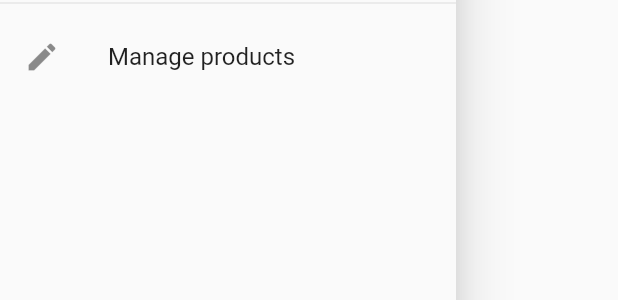
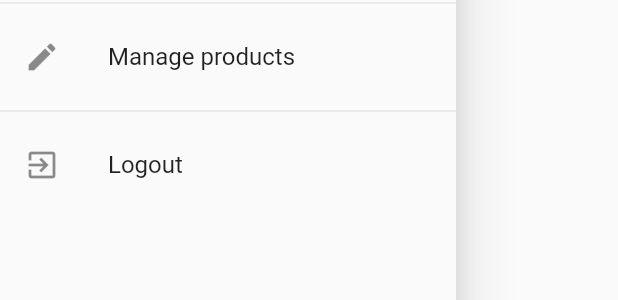
Before and after one commit to Charizard17/shopping_app_flutter, a Flutter app: the AppDrawer widget shown alone on an empty page, opened directly, on a phone screen of 412 x 824 dp. Shown: the part 309-609 px from the top of the screen. Run offline on Flutter 3.47's test engine with Material 2 defaults, Android fonts, the phone set to English and light mode, and no system bars; network calls fail.

Commit message:
logout functionality added

```diff
--- a/lib/widgets/app_drawer.dart
+++ b/lib/widgets/app_drawer.dart
@@ -1,7 +1,10 @@
 import 'package:flutter/material.dart';
+import 'package:provider/provider.dart';
+import 'package:provider/provider.dart';
 
 import '../screens/orders_screen.dart';
 import '../screens/user_products_screen.dart';
+import '../providers/auth.dart';
 
 class AppDrawer extends StatelessWidget {
   @override
@@ -39,6 +42,17 @@ class AppDrawer extends StatelessWidget {
                   .pushReplacementNamed(UserProductsScreen.routeName);
             },
           ),
+          Divider(),
+          ListTile(
+            leading: Icon(Icons.exit_to_app),
+            title: Text('Logout'),
+            onTap: () {
+              Navigator.of(context).pop();
+              // Navigator.of(context)
+              //     .pushReplacementNamed(UserProductsScreen.routeName);
+              Provider.of<Auth>(context, listen: false).logout();
+            },
+          ),
         ],
       ),
     );
```
Also changed, not shown: lib/providers/auth.dart (+7 -0 lines).
